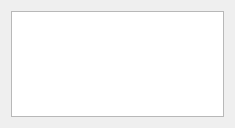
First picture: the form in DialogTongji.ui, repository qiujun1905/pandas, before the edit.
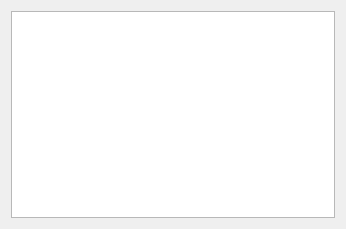
Second picture: the form after the edit.

What changed in the file:
```diff
--- a/DialogTongji.ui
+++ b/DialogTongji.ui
@@ -6,8 +6,8 @@
    <rect>
     <x>0</x>
     <y>0</y>
-    <width>235</width>
-    <height>128</height>
+    <width>346</width>
+    <height>229</height>
    </rect>
   </property>
   <property name="windowTitle">
```
Left out of the diff: 2 changed lines with no effect on the pictures.
